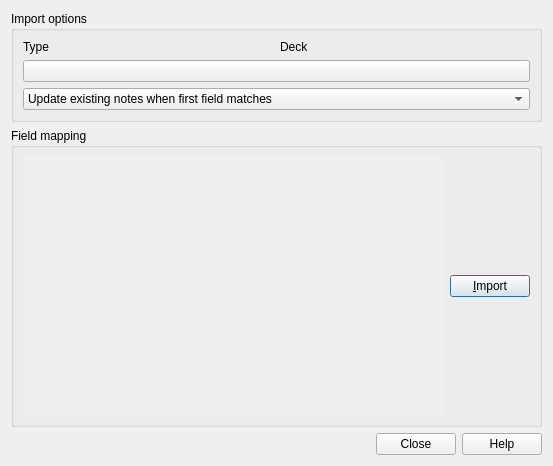
Old version of the form designer/importing.ui in the repository ankitects/anki.
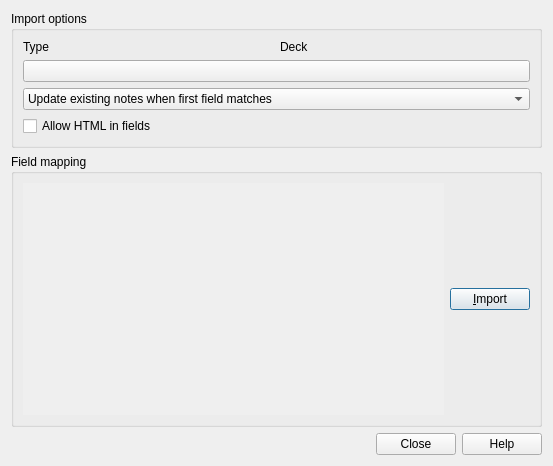
New version of the form.

Commit message: strip html option on import, and option to customize deck import location

```diff
--- a/designer/importing.ui
+++ b/designer/importing.ui
@@ -70,6 +70,13 @@
         </item>
        </widget>
       </item>
+      <item>
+       <widget class="QCheckBox" name="allowHTML">
+        <property name="text">
+         <string>Allow HTML in fields</string>
+        </property>
+       </widget>
+      </item>
      </layout>
     </widget>
    </item>
@@ -127,7 +134,7 @@
              <x>0</x>
              <y>0</y>
              <width>402</width>
-             <height>229</height>
+             <height>206</height>
             </rect>
            </property>
           </widget>
```
The commit also changes 1 other file.
